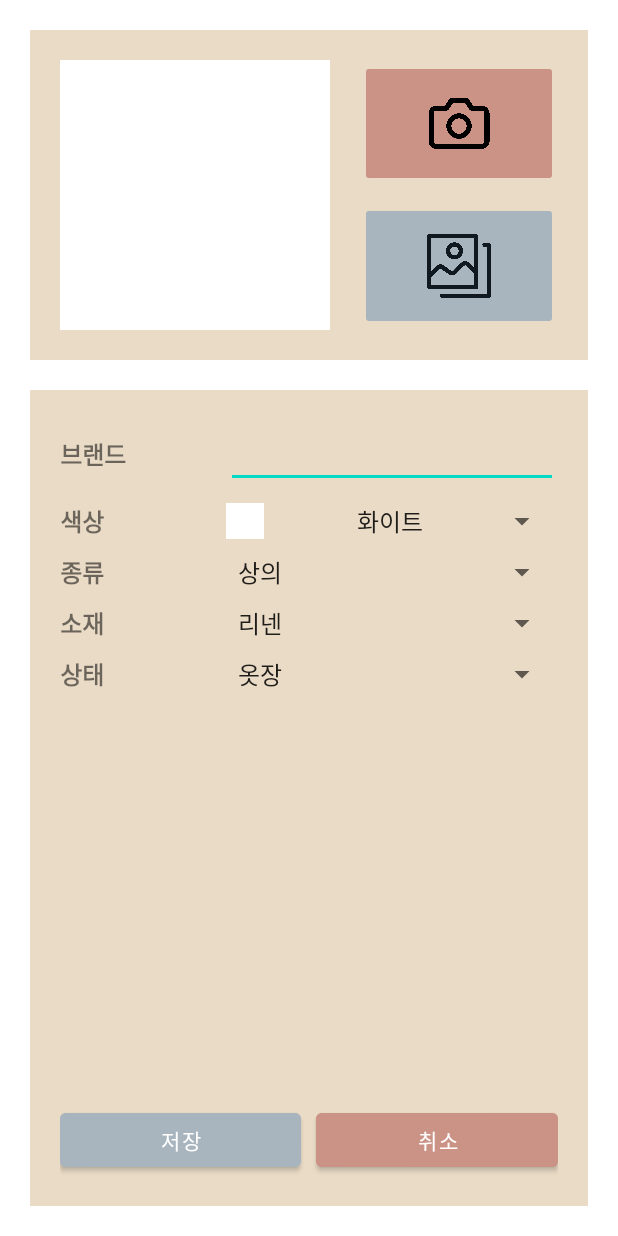
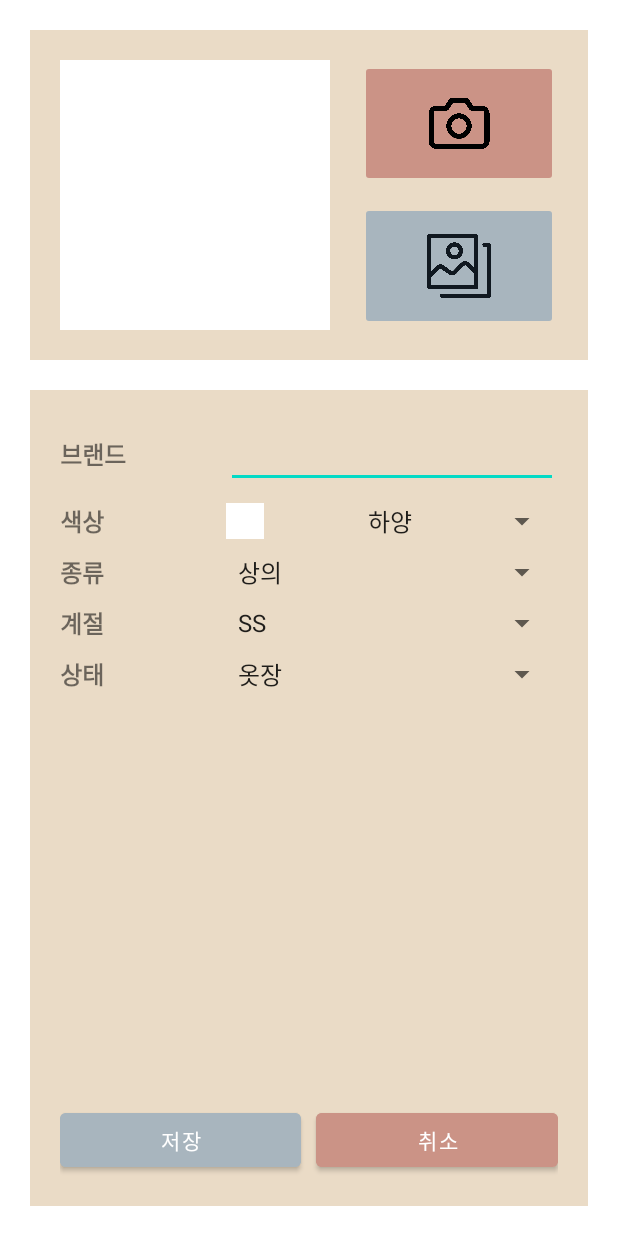
Before and after one commit to heesuju/wardrobe_organizer_app, an Android app: the screen it shows after launch (SubActivity), after a tap on "ADD", on a phone screen of 412 x 824 dp. Run offline under Robolectric (Android 15) with nearby library versions, the phone set to English and light mode, and no system bars.

Commit message:
modified category string, replaced material with season column

```diff
--- a/app/src/main/java/com/example/wardrobeorganizer/DatabaseHelper.java
+++ b/app/src/main/java/com/example/wardrobeorganizer/DatabaseHelper.java
@@ -15,7 +15,7 @@ public class DatabaseHelper extends SQLiteOpenHelper {
 
     public void onCreate(SQLiteDatabase db) {
         db.execSQL("CREATE TABLE wardrobe (_id INTEGER PRIMARY KEY" +
-                " Autoincrement, category TEXT, material TEXT, brand TEXT, state TEXT, image TEXT, color TEXT, worn INTEGER);");
+                " Autoincrement, category TEXT, season TEXT, brand TEXT, state TEXT, image TEXT, color TEXT, worn INTEGER);");
     }
 
     public void onUpgrade(SQLiteDatabase db, int ondVersion, int newVersion) {
--- a/app/src/main/java/com/example/wardrobeorganizer/MainActivity.java
+++ b/app/src/main/java/com/example/wardrobeorganizer/MainActivity.java
@@ -95,29 +95,13 @@ public class MainActivity extends AppCompatActivity {
         long time = System.currentTimeMillis() - ((86400000L*365L) + System.currentTimeMillis() % 86400000);
         time -= tz.getOffset(time);
         long start = 86400000L;
+
         Cursor cursor;
 
         if(month >= 4 && month <= 8){
-            List<String> winter_materials = Arrays.asList(getResources().getStringArray(R.array.winter_material_array));
-            List<String> list = new ArrayList<>();
-
-            for(String e:winter_materials){
-                list.add(e);
-                list.add("옷장");
-                list.add("옷장");
-            }
-            String[] sArr = new String[list.size()];
-            sArr = list.toArray(sArr);
-
-            StringBuilder filter = new StringBuilder(100);
-            for (int idx=0; idx<winter_materials.size(); idx++) {
-                if(idx>0){
-                    filter.append(" OR ");
-                }
-                filter.append("((material = ? AND state = ?) OR (worn BETWEEN " + start + " AND " + time + " AND state = ?))");
-            }
-
-            String query = "SELECT * FROM wardrobe WHERE " + filter.toString();
+            String[] sArr = {"FW", "옷장", "옷장"};
+            String filter = "((season = ? AND state = ?) OR (worn BETWEEN " + start + " AND " + time + " AND state = ?))";
+            String query = "SELECT * FROM wardrobe WHERE " + filter;
             cursor = db.rawQuery(query, sArr);
         }else{
             String[] sArr = {"옷장"};
@@ -139,29 +123,13 @@ public class MainActivity extends AppCompatActivity {
         TimeZone tz = TimeZone.getDefault();
         long time = System.currentTimeMillis() - ((86400000L*365L) + System.currentTimeMillis() % 86400000);
         time -= tz.getOffset(time);
+
         Cursor cursor;
 
         if(month >= 9 || (month >= 1 && month <= 2 )){
-            List<String> winter_materials = Arrays.asList(getResources().getStringArray(R.array.winter_material_array));
-            List<String> list = new ArrayList<>();
-
-            for(String e:winter_materials){
-                list.add(e);
-                list.add("정리");
-                list.add("정리");
-            }
-            String[] sArr = new String[list.size()];
-            sArr = list.toArray(sArr);
-
-            StringBuilder filter = new StringBuilder(100);
-            for (int idx=0; idx<winter_materials.size(); idx++) {
-                if(idx>0){
-                    filter.append(" OR ");
-                }
-                filter.append("((material = ? AND state = ?) AND (worn BETWEEN " + time + " AND " + System.currentTimeMillis() + " AND state = ?))");
-            }
-
-            String query = "SELECT * FROM wardrobe WHERE " + filter.toString();
+            String[] sArr = {"FW", "정리"};
+            String filter = "((season = ? AND state = ?) AND (worn BETWEEN " + time + " AND " + System.currentTimeMillis() + "))";
+            String query = "SELECT * FROM wardrobe WHERE " + filter;
             cursor = db.rawQuery(query, sArr);
             if(cursor.getCount() > 0){
                 sendNotification("꺼낼 항목 발견", "정리함에서 꺼낼 항목이 " + cursor.getCount() + "건 있습니다", 2);
@@ -204,7 +172,7 @@ public class MainActivity extends AppCompatActivity {
                 case "CREATE":
                     db.execSQL("INSERT INTO wardrobe VALUES (null, " +
                             "'" + data.getStringExtra("INPUT_CATEGORY") + "', " +
-                            "'" + data.getStringExtra("INPUT_MATERIAL") + "', " +
+                            "'" + data.getStringExtra("INPUT_SEASON") + "', " +
                             "'" + data.getStringExtra("INPUT_BRAND") + "', " +
                             "'" + data.getStringExtra("INPUT_STATE") + "', " +
                             "'" + data.getStringExtra("INPUT_IMAGE") + "', " +
--- a/app/src/main/java/com/example/wardrobeorganizer/SubActivity.java
+++ b/app/src/main/java/com/example/wardrobeorganizer/SubActivity.java
@@ -54,7 +54,7 @@ public class SubActivity extends AppCompatActivity implements AdapterView.OnItem
     EditText edit_brand;
     String id;
     String filePath;
-    Spinner spinner_category, spinner_material, spinner_state, spinner_color;
+    Spinner spinner_category, spinner_season, spinner_state, spinner_color;
     ImageButton btnCamera, btnAlbum;
     Button btnWear, btnTakeOut, btnPutAway, btnCancel;
     ImageView image, color_img;
@@ -74,7 +74,7 @@ public class SubActivity extends AppCompatActivity implements AdapterView.OnItem
 
         spinner_color = findViewById(R.id.spinner_color);
         spinner_category = findViewById(R.id.spinner_category);
-        spinner_material = findViewById(R.id.spinner_material);
+        spinner_season = findViewById(R.id.spinner_season);
         spinner_state = findViewById(R.id.spinner_state);
 
         edit_brand = findViewById(R.id.edit_brand);
@@ -92,10 +92,10 @@ public class SubActivity extends AppCompatActivity implements AdapterView.OnItem
         color_img = findViewById(R.id.color_image);
         populateSpinnerColor();
         populateSpinnerCategory();
-        populateSpinnerMaterial();
+        populateSpinnerSeason();
         populateSpinnerState();
         spinner_category.setOnItemSelectedListener(this);
-        spinner_material.setOnItemSelectedListener(this);
+        spinner_season.setOnItemSelectedListener(this);
         spinner_state.setOnItemSelectedListener(this);
         spinner_color.setOnItemSelectedListener(this);
 
@@ -137,7 +137,7 @@ public class SubActivity extends AppCompatActivity implements AdapterView.OnItem
 
                 id = intent.getStringExtra("ID");
                 spinner_category.setSelection(((ArrayAdapter)spinner_category.getAdapter()).getPosition(intent.getStringExtra("CATEGORY")));
-                spinner_material.setSelection(((ArrayAdapter)spinner_material.getAdapter()).getPosition(intent.getStringExtra("MATERIAL")));
+                spinner_season.setSelection(((ArrayAdapter)spinner_season.getAdapter()).getPosition(intent.getStringExtra("SEASON")));
                 spinner_state.setSelection(((ArrayAdapter)spinner_state.getAdapter()).getPosition(intent.getStringExtra("STATE")));
                 spinner_color.setSelection(((ArrayAdapter)spinner_color.getAdapter()).getPosition(intent.getStringExtra("COLOR")));
                 edit_brand.setText(intent.getStringExtra("BRAND"));
@@ -187,7 +187,7 @@ public class SubActivity extends AppCompatActivity implements AdapterView.OnItem
                     Intent intent = new Intent();
                     intent.putExtra("ACTION_RESULT", "CREATE");
                     intent.putExtra("INPUT_CATEGORY", spinner_category.getSelectedItem().toString());
-                    intent.putExtra("INPUT_MATERIAL", spinner_material.getSelectedItem().toString());
+                    intent.putExtra("INPUT_SEASON", spinner_season.getSelectedItem().toString());
                     intent.putExtra("INPUT_BRAND", edit_brand.getText().toString());
                     intent.putExtra("INPUT_STATE", spinner_state.getSelectedItem().toString());
                     isWriteStoragePermissionGranted();
@@ -211,7 +211,7 @@ public class SubActivity extends AppCompatActivity implements AdapterView.OnItem
                 intent.putExtra("ACTION_RESULT", "UPDATE");
                 intent.putExtra("ID", id);
                 intent.putExtra("INPUT_CATEGORY", spinner_category.getSelectedItem().toString());
-                intent.putExtra("INPUT_MATERIAL", spinner_material.getSelectedItem().toString());
+                intent.putExtra("INPUT_SEASON", spinner_season.getSelectedItem().toString());
                 intent.putExtra("INPUT_BRAND", edit_brand.getText().toString());
                 intent.putExtra("INPUT_STATE", spinner_state.getSelectedItem().toString());
                 isWriteStoragePermissionGranted();
@@ -393,13 +393,10 @@ public class SubActivity extends AppCompatActivity implements AdapterView.OnItem
         spinner_category.setAdapter(arrayAdapter);
     }
 
-    private void populateSpinnerMaterial() {
-        List<String> materials = new ArrayList<>();
-        materials.addAll(Arrays.asList(getResources().getStringArray(R.array.material_array)));
-        materials.addAll(Arrays.asList(getResources().getStringArray(R.array.winter_material_array)));
-        ArrayAdapter<String> arrayAdapter = new ArrayAdapter<>(this, android.R.layout.simple_spinner_item, materials);
+    private void populateSpinnerSeason() {
+        ArrayAdapter<String> arrayAdapter = new ArrayAdapter<>(this, android.R.layout.simple_spinner_item, getResources().getStringArray(R.array.season_array));
         arrayAdapter.setDropDownViewResource(android.R.layout.simple_spinner_dropdown_item);
-        spinner_material.setAdapter(arrayAdapter);
+        spinner_season.setAdapter(arrayAdapter);
     }
 
     private void populateSpinnerState() {
@@ -413,7 +410,7 @@ public class SubActivity extends AppCompatActivity implements AdapterView.OnItem
         if(parent.getId() == R.id.spinner_category){
             String selected = parent.getSelectedItem().toString();
         }
-        else if(parent.getId() == R.id.spinner_material){
+        else if(parent.getId() == R.id.spinner_season){
             String selected = parent.getSelectedItem().toString();
         }
         else if(parent.getId() == R.id.spinner_state){
@@ -422,40 +419,40 @@ public class SubActivity extends AppCompatActivity implements AdapterView.OnItem
         else if(parent.getId() == R.id.spinner_color){
             String selected = parent.getSelectedItem().toString();
             switch(selected){
-                case "화이트":
+                case "하양":
                     color_img.setBackgroundResource(R.color.white);
                     break;
-                case "레드":
+                case "빨강":
                     color_img.setBackgroundResource(R.color.red);
                     break;
-                case "블루":
+                case "파랑":
                     color_img.setBackgroundResource(R.color.blue);
                     break;
-                case "그린":
+                case "초록":
                     color_img.setBackgroundResource(R.color.green);
                     break;
-                case "옐로우":
+                case "노랑":
                     color_img.setBackgroundResource(R.color.yellow);
                     break;
-                case "오렌지":
+                case "주황":
                     color_img.setBackgroundResource(R.color.orange);
                     break;
-                case "브라운":
+                case "갈색":
                     color_img.setBackgroundResource(R.color.brown);
                     break;
-                case "핑크":
+                case "분홍":
                     color_img.setBackgroundResource(R.color.pink);
                     break;
-                case "퍼플":
+                case "보라":
                     color_img.setBackgroundResource(R.color.purple_200);
                     break;
-                case "네이비":
+                case "남색":
                     color_img.setBackgroundResource(R.color.navy);
                     break;
-                case "그레이":
+                case "회색":
                     color_img.setBackgroundResource(R.color.gray);
                     break;
-                case "블랙":
+                case "검정":
                     color_img.setBackgroundResource(R.color.black);
                     break;
             }
--- a/app/src/main/res/layout/activity_sub.xml
+++ b/app/src/main/res/layout/activity_sub.xml
@@ -131,12 +131,12 @@
             <TextView
                 android:layout_width="match_parent"
                 android:layout_height="wrap_content"
-                android:text="@string/material"
+                android:text="@string/season"
                 android:textStyle="bold"
                 android:textSize="16sp"
                 android:layout_weight="2"/>
             <Spinner
-                android:id="@+id/spinner_material"
+                android:id="@+id/spinner_season"
                 android:layout_width="match_parent"
                 android:layout_height="match_parent"
                 android:layout_weight="1"/>
--- a/app/src/main/res/values/strings.xml
+++ b/app/src/main/res/values/strings.xml
@@ -10,7 +10,7 @@
     <string name="author">HEESU JU</string>
 
     <string name="category">종류</string>
-    <string name="material">소재</string>
+    <string name="season">계절</string>
     <string name="brand">브랜드</string>
     <string name="state">상태</string>
     <string name="worn">입은 날짜</string>
@@ -18,43 +18,35 @@
     <string name="cancel">취소</string>
 
     <string-array name="color_array">
-        <item>화이트</item>
-        <item>레드</item>
-        <item>블루</item>
-        <item>그린</item>
-        <item>옐로우</item>
-        <item>오렌지</item>
-        <item>브라운</item>
-        <item>핑크</item>
-        <item>퍼플</item>
-        <item>네이비</item>
-        <item>그레이</item>
-        <item>블랙</item>
+        <item>하양</item>
+        <item>빨강</item>
+        <item>파랑</item>
+        <item>초록</item>
+        <item>노랑</item>
+        <item>주황</item>
+        <item>갈색</item>
+        <item>분홍</item>
+        <item>보라</item>
+        <item>남색</item>
+        <item>회색</item>
+        <item>검정</item>
     </string-array>
 
     <string-array name="category_array">
         <item>상의</item>
-        <item>하의</item>
+        <item>바지</item>
+        <item>스커트</item>
         <item>아우터</item>
         <item>원피스</item>
+        <item>언더웨어</item>
+        <item>비치웨어</item>
+        <item>홈웨어</item>
+        <item>기타</item>
     </string-array>
 
-    <string-array name="material_array">
-        <item>리넨</item>
-        <item>나일론</item>
-        <item>플리에스터</item>
-        <item>실크</item>
-        <item>데님</item>
-        <item>레더</item>
-    </string-array>
-
-    <string-array name="winter_material_array">
-        <item>코튼</item>
-        <item>울</item>
-        <item>캐시미어</item>
-        <item>니트</item>
-        <item>후리스</item>
-        <item>퍼</item>
+    <string-array name="season_array">
+        <item>SS</item>
+        <item>FW</item>
     </string-array>
 
     <string-array name="state_array">
```
Also changed, not shown: app/src/main/java/com/example/wardrobeorganizer/ListActivity.java (+33 -63 lines), app/src/main/res/layout/activity_list.xml (+17 -9 lines), app/src/main/res/layout/list_item.xml (+3 -53 lines).
